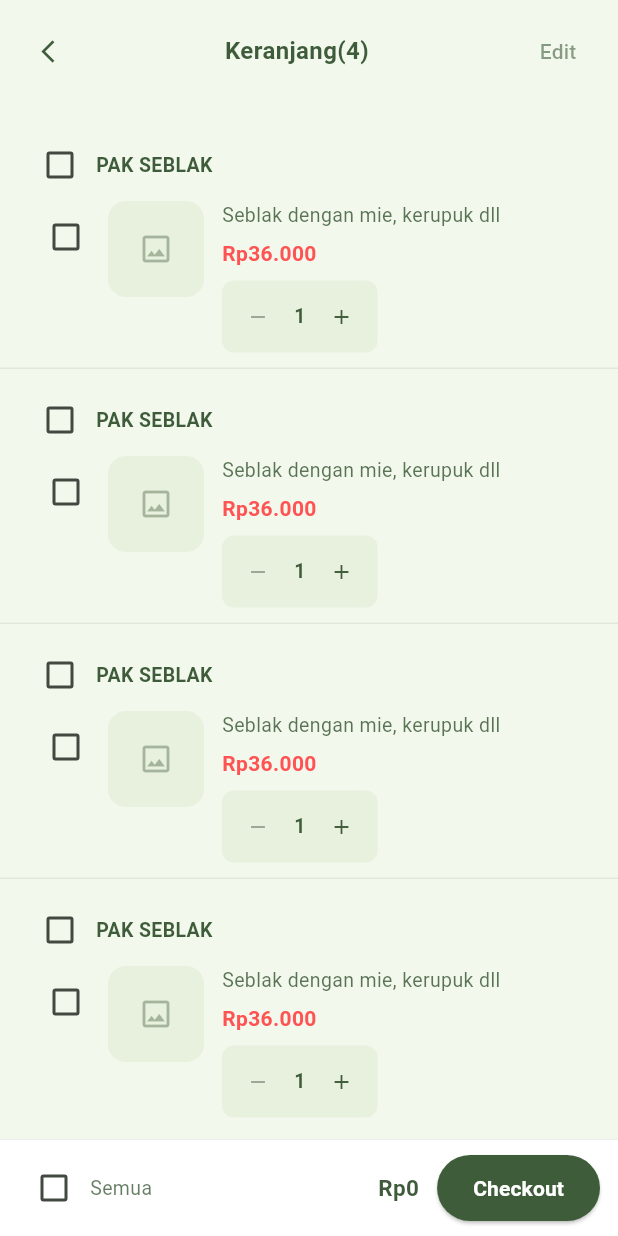
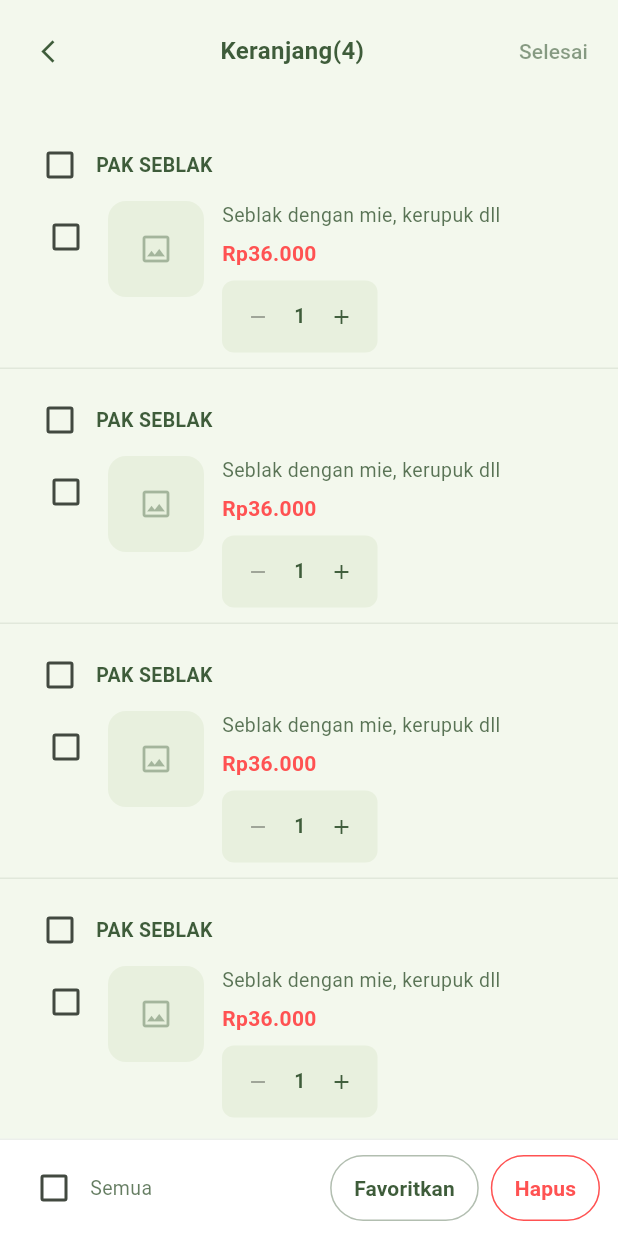
Before and after one commit to OliviaSILITONGA/bazar_usu, a Flutter app: the CartPage screen opened directly, after a tap on "Edit", on a phone screen of 412 x 824 dp. Run offline on Flutter 3.47's test engine with Material 3 defaults, Android fonts, the phone set to English and light mode, and no system bars; our stand-ins replace image_picker.

Commit message:
update cart

```diff
--- a/lib/screens/cart_page.dart
+++ b/lib/screens/cart_page.dart
@@ -1,4 +1,3 @@
-import 'package:flutter/material.dart';
 import 'package:flutter/material.dart';
 import '../constants.dart';
 
@@ -33,6 +32,8 @@ class _CartPageState extends State<CartPage> {
     CartItem(storeName: 'PAK SEBLAK', description: 'Seblak dengan mie, kerupuk dll', price: 36000),
   ];
 
+  bool _editMode = false; // true = lagi mode edit (tampil Favoritkan/Hapus)
+
   bool get _allSelected => _items.every((e) => e.selected);
 
   int get _total => _items
@@ -47,6 +48,40 @@ class _CartPageState extends State<CartPage> {
     });
   }
 
+  void _toggleEditMode() {
+    setState(() {
+      _editMode = !_editMode;
+    });
+  }
+
+  void _hapusTerpilih() {
+    final adaTerpilih = _items.any((e) => e.selected);
+    if (!adaTerpilih) {
+      ScaffoldMessenger.of(context).showSnackBar(
+        const SnackBar(content: Text('Pilih produk yang ingin dihapus dulu')),
+      );
+      return;
+    }
+    setState(() {
+      _items.removeWhere((e) => e.selected);
+      if (_items.isEmpty) _editMode = false;
+    });
+  }
+
+  void _favoritkanTerpilih() {
+    final adaTerpilih = _items.any((e) => e.selected);
+    if (!adaTerpilih) {
+      ScaffoldMessenger.of(context).showSnackBar(
+        const SnackBar(content: Text('Pilih produk yang ingin difavoritkan dulu')),
+      );
+      return;
+    }
+    // TODO: sambungkan ke logic/database favorit kamu di sini
+    ScaffoldMessenger.of(context).showSnackBar(
+      const SnackBar(content: Text('Produk ditambahkan ke favorit')),
+    );
+  }
+
   @override
   Widget build(BuildContext context) {
     return Scaffold(
@@ -54,7 +89,11 @@ class _CartPageState extends State<CartPage> {
       body: SafeArea(
         child: Column(
           children: [
-            _CartHeader(itemCount: _items.length),
+            _CartHeader(
+              itemCount: _items.length,
+              editMode: _editMode,
+              onEditToggle: _toggleEditMode,
+            ),
             Expanded(
               child: ListView.separated(
                 padding: const EdgeInsets.symmetric(vertical: 8),
@@ -74,9 +113,12 @@ class _CartPageState extends State<CartPage> {
               ),
             ),
             _CheckoutBar(
+              editMode: _editMode,
               allSelected: _allSelected,
               onSelectAllChanged: _toggleAll,
               total: _total,
+              onHapus: _hapusTerpilih,
+              onFavoritkan: _favoritkanTerpilih,
             ),
           ],
         ),
@@ -88,7 +130,14 @@ class _CartPageState extends State<CartPage> {
 // ==================== HEADER ====================
 class _CartHeader extends StatelessWidget {
   final int itemCount;
-  const _CartHeader({required this.itemCount});
+  final bool editMode;
+  final VoidCallback onEditToggle;
+
+  const _CartHeader({
+    required this.itemCount,
+    required this.editMode,
+    required this.onEditToggle,
+  });
 
   @override
   Widget build(BuildContext context) {
@@ -108,8 +157,11 @@ class _CartHeader extends StatelessWidget {
             ),
           ),
           TextButton(
-            onPressed: () {},
-            child: Text('Edit', style: TextStyle(color: kDarkGreen.withValues(alpha: 0.6), fontSize: 14)),
+            onPressed: onEditToggle,
+            child: Text(
+              editMode ? 'Selesai' : 'Edit',
+              style: TextStyle(color: kDarkGreen.withValues(alpha: 0.6), fontSize: 14),
+            ),
           ),
         ],
       ),
@@ -246,16 +298,22 @@ class _QuantityStepper extends StatelessWidget {
   }
 }
 
-// ==================== BAR CHECKOUT ====================
+// ==================== BAR CHECKOUT / EDIT ====================
 class _CheckoutBar extends StatelessWidget {
+  final bool editMode;
   final bool allSelected;
   final ValueChanged<bool?> onSelectAllChanged;
   final int total;
+  final VoidCallback onHapus;
+  final VoidCallback onFavoritkan;
 
   const _CheckoutBar({
+    required this.editMode,
     required this.allSelected,
     required this.onSelectAllChanged,
     required this.total,
+    required this.onHapus,
+    required this.onFavoritkan,
   });
 
   @override
@@ -273,6 +331,29 @@ class _CheckoutBar extends StatelessWidget {
             Checkbox(value: allSelected, onChanged: onSelectAllChanged, activeColor: kDarkGreen),
             Text('Semua', style: TextStyle(fontSize: 13, color: kDarkGreen.withValues(alpha: 0.8))),
             const Spacer(),
+            if (editMode) ...[
+              OutlinedButton(
+                onPressed: onFavoritkan,
+                style: OutlinedButton.styleFrom(
+                  foregroundColor: kDarkGreen,
+                  side: BorderSide(color: kDarkGreen.withValues(alpha: 0.4)),
+                  shape: RoundedRectangleBorder(borderRadius: BorderRadius.circular(24)),
+                  padding: const EdgeInsets.symmetric(horizontal: 16, vertical: 12),
+                ),
+                child: const Text('Favoritkan', style: TextStyle(fontWeight: FontWeight.bold)),
+              ),
+              const SizedBox(width: 8),
+              OutlinedButton(
+                onPressed: onHapus,
+                style: OutlinedButton.styleFrom(
+                  foregroundColor: Colors.redAccent,
+                  side: const BorderSide(color: Colors.redAccent),
+                  shape: RoundedRectangleBorder(borderRadius: BorderRadius.circular(24)),
+                  padding: const EdgeInsets.symmetric(horizontal: 16, vertical: 12),
+                ),
+                child: const Text('Hapus', style: TextStyle(fontWeight: FontWeight.bold)),
+              ),
+            ] else ...[
               Text(
                 'Rp${_formatPrice(total)}',
                 style: const TextStyle(fontSize: 15, fontWeight: FontWeight.bold, color: kDarkGreen),
@@ -289,6 +370,7 @@ class _CheckoutBar extends StatelessWidget {
                 child: const Text('Checkout', style: TextStyle(fontWeight: FontWeight.bold)),
               ),
             ],
+          ],
         ),
       ),
     );
```
Lines whose indentation alone changed are shown as unchanged.
